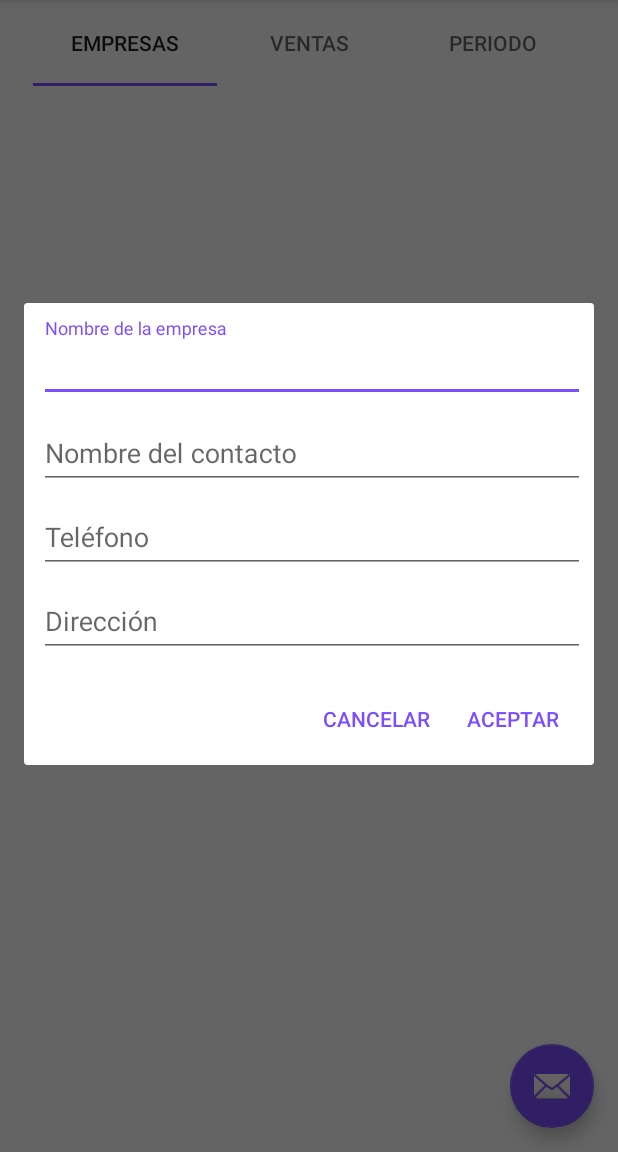
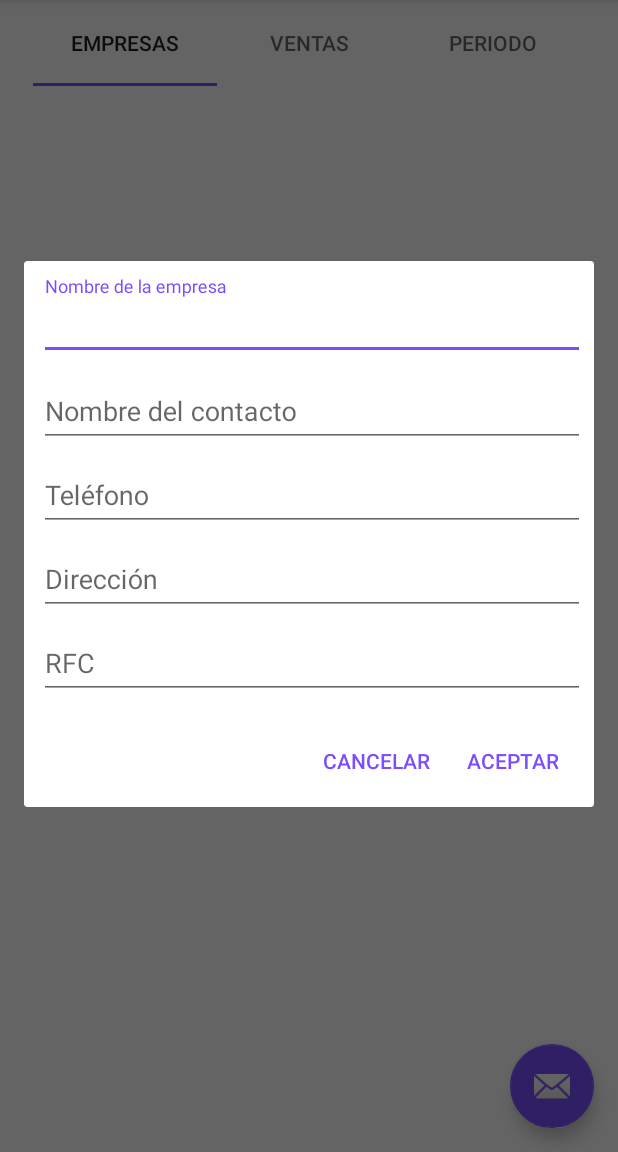
Before and after one commit to AlisonGonzalez/PermitManager, an Android app: the screen it shows after launch (MainActivity), after a tap on an icon or button, on a phone screen of 412 x 824 dp, the part 84-1236 px from its top. Run offline under Robolectric (Android 15) with nearby library versions, the phone set to English and light mode, and no system bars; our stand-ins replace Firebase (no records; nobody signed in at launch, a user with empty details on screens opened directly); libraries missing offline, so code that uses them is left out: com.firebase.ui; 2 statements that could not run were skipped.

Commit message:
RFC en prompt de FAB

```diff
--- a/app/build.gradle
+++ b/app/build.gradle
@@ -16,10 +16,11 @@ android {
             proguardFiles getDefaultProguardFile('proguard-android.txt'), 'proguard-rules.pro'
         }
     }
+    buildToolsVersion '26.0.2'
 }
 
 dependencies {
-    implementation fileTree(dir: 'libs', include: ['*.jar'])
+    implementation fileTree(include: ['*.jar'], dir: 'libs')
     implementation 'com.android.support:appcompat-v7:26.1.0'
     implementation 'com.android.support:support-v4:26.1.0'
     implementation 'com.android.support:design:26.1.0'
@@ -31,7 +32,6 @@ dependencies {
     compile 'com.google.firebase:firebase-database:11.8.0'
     compile 'com.firebaseui:firebase-ui-auth:3.2.2'
     compile 'com.firebaseui:firebase-ui:3.2.2'
-
 }
 
 apply plugin: 'com.google.gms.google-services'
--- a/app/src/main/res/layout/prompts.xml
+++ b/app/src/main/res/layout/prompts.xml
@@ -52,4 +52,15 @@
             android:hint="Dirección" />
     </android.support.design.widget.TextInputLayout>
 
+    <android.support.design.widget.TextInputLayout
+        android:id="@+id/rfcInput"
+        android:layout_width="387dp"
+        android:layout_height="wrap_content">
+
+        <android.support.design.widget.TextInputEditText
+            android:layout_width="match_parent"
+            android:layout_height="wrap_content"
+            android:hint="RFC" />
+    </android.support.design.widget.TextInputLayout>
+
 </LinearLayout>
--- a/app/src/main/res/menu/activity_main_drawer.xml
+++ b/app/src/main/res/menu/activity_main_drawer.xml
@@ -5,34 +5,21 @@
 
     <group android:checkableBehavior="single">
         <item
-            android:id="@+id/nav_camera"
-            android:icon="@drawable/ic_menu_camera"
-            android:title="Import" />
+            android:id="@+id/nav_permit"
+            android:icon="@drawable/ic_menu_gallery"
+            android:title="Permisos" />
         <item
-            android:id="@+id/nav_gallery"
-            android:icon="@drawable/ic_menu_gallery"
-            android:title="Gallery" />
+            android:id="@+id/nav_clients"
+            android:icon="@drawable/ic_menu_share"
+            android:title="Clientes" />
         <item
-            android:id="@+id/nav_slideshow"
-            android:icon="@drawable/ic_menu_slideshow"
-            android:title="Slideshow" />
+            android:id="@+id/nav_package"
+            android:icon="@drawable/ic_menu_send"
+            android:title="Rastreo de paquetes" />
         <item
-            android:id="@+id/nav_manage"
+            android:id="@+id/nav_data"
             android:icon="@drawable/ic_menu_manage"
-            android:title="Tools" />
+            android:title="Datos Personales" />
+
     </group>
-
-    <item android:title="Communicate">
-        <menu>
-            <item
-                android:id="@+id/nav_share"
-                android:icon="@drawable/ic_menu_share"
-                android:title="Share" />
-            <item
-                android:id="@+id/nav_send"
-                android:icon="@drawable/ic_menu_send"
-                android:title="Send" />
-        </menu>
-    </item>
-
 </menu>
```
Also changed, not shown: app/src/main/java/com/pm/permitmanager/MainActivity.java (+11 -9 lines).
